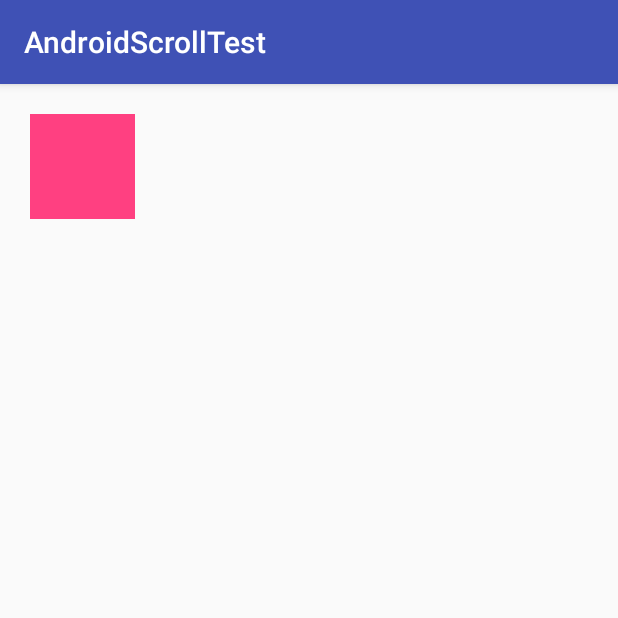
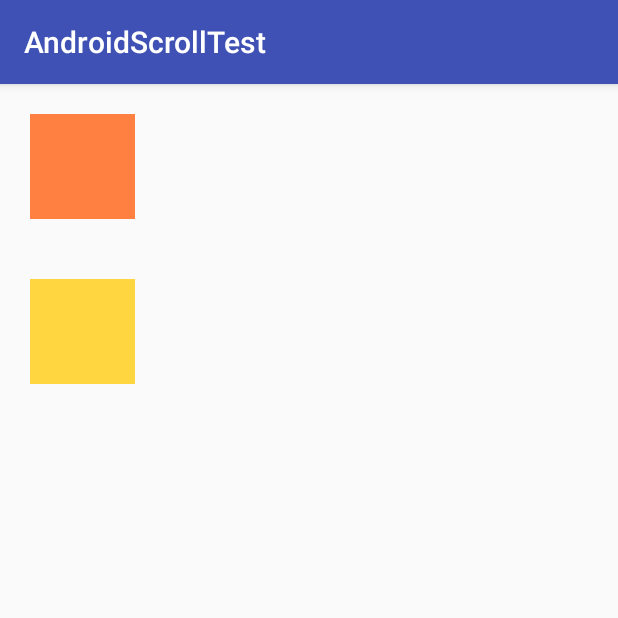
Before and after one commit to rexnie/AndroidScrollTest, an Android app: the screen it shows after launch (MainActivity), on a phone screen of 412 x 824 dp, the top half of it. Run offline under Robolectric (Android 15) with nearby library versions, the phone set to English and light mode, and no system bars.

Commit message:
基于绝对坐标，使用View.layout方法实现View的移动

```diff
--- a/app/src/main/res/layout/activity_main.xml
+++ b/app/src/main/res/layout/activity_main.xml
@@ -9,6 +9,13 @@
        android:layout_width="70dp"
        android:layout_height="70dp"
        android:layout_margin="20dp"
-       android:background="@color/colorAccent"/>
+       android:background="@color/colorLayout"/>
+
+    <com.example.android.androidscrolltest.LayoutDragView2
+        android:layout_width="70dp"
+        android:layout_height="70dp"
+        android:layout_margin="20dp"
+        android:background="@color/colorLayout2"/>
+
 
 </LinearLayout>
--- a/app/src/main/res/values/colors.xml
+++ b/app/src/main/res/values/colors.xml
@@ -3,4 +3,6 @@
     <color name="colorPrimary">#3F51B5</color>
     <color name="colorPrimaryDark">#303F9F</color>
     <color name="colorAccent">#FF4081</color>
+    <color name="colorLayout">#ff8040</color>
+    <color name="colorLayout2">#ffd640</color>
 </resources>
```
Also changed, not shown: app/src/main/java/com/example/android/androidscrolltest/LayoutDragView2.java (added, +45 -0 lines).
